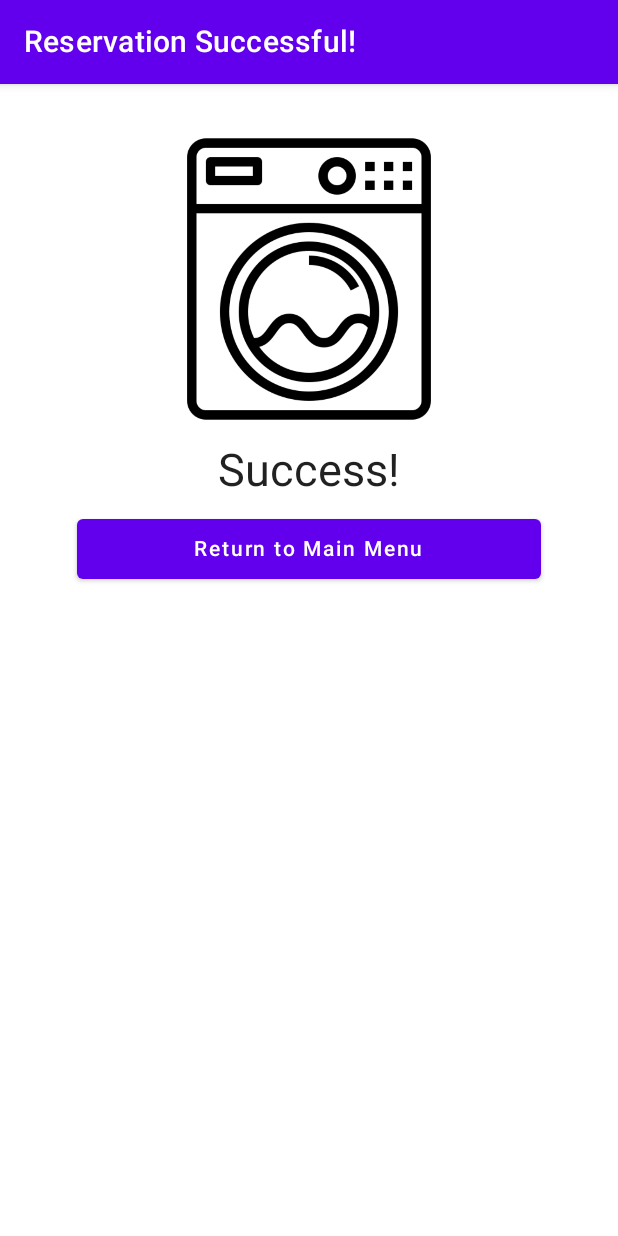
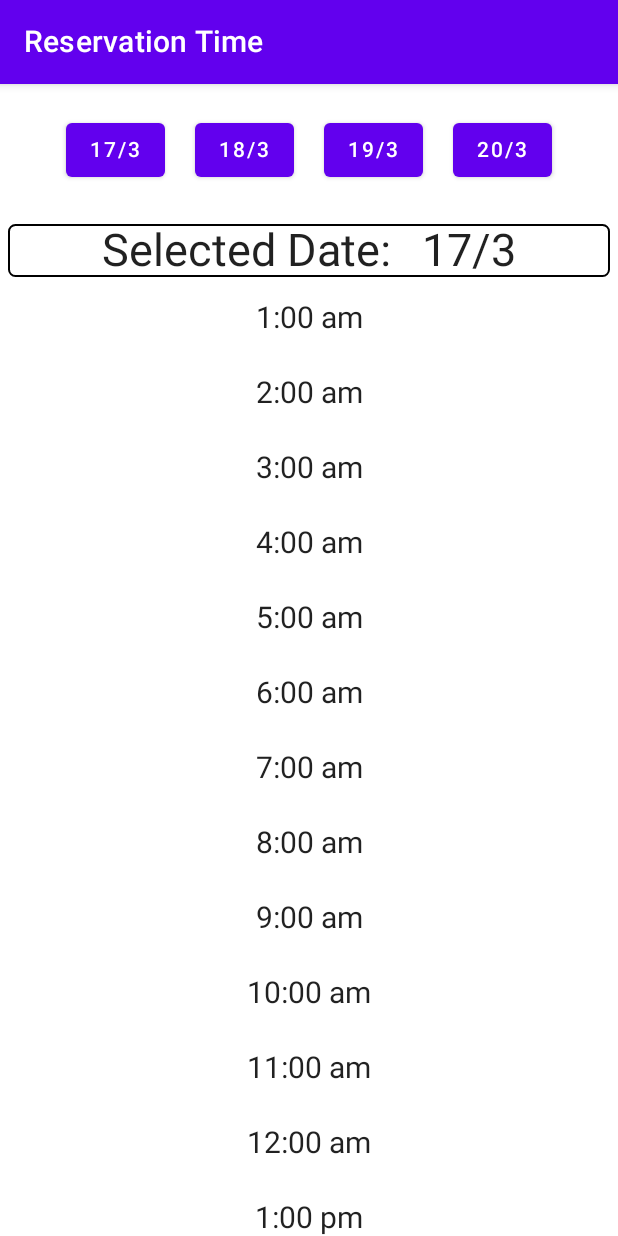
Before and after one commit to Gale6/Laundr-o-matic, an Android app built with Jetpack Compose: the ReservationTimeScreen screen opened through its navigation route, on a phone screen of 412 x 824 dp. Run offline under Robolectric (Android 15) with nearby library versions, the phone set to English and light mode, and no system bars.

Commit message:
Added Reservation Manager with supporting classes and included functionality with the ReservationTimeScreen

```diff
--- a/app/src/main/java/com/revature/laundr_o_matic/Dryer.kt
+++ /dev/null
@@ -1,4 +0,0 @@
-package com.revature.laundr_o_matic
-
-class Dryer(id:Int):AbstractMachine(id,nCost = 4.50f, nRunTime = 50, nLoadSize = 3) {
-}
--- a/app/src/main/java/com/revature/laundr_o_matic/MachineDetailsScreen.kt
+++ b/app/src/main/java/com/revature/laundr_o_matic/MachineDetailsScreen.kt
@@ -80,7 +80,7 @@ fun MachineDetailsScreen(navController: NavController)
             }
 
         }
-        Button(onClick = { navController.navigate(Screen.ReservationSuccessful.route) },
+        Button(onClick = { navController.navigate(Screen.ReservationTime.route) },
             modifier=Modifier.padding(10.dp)
                 .fillMaxWidth(.75f)
                 .height(50.dp)
--- a/app/src/main/java/com/revature/laundr_o_matic/ReservationTimeScreen.kt
+++ b/app/src/main/java/com/revature/laundr_o_matic/ReservationTimeScreen.kt
@@ -1,10 +1,5 @@
 package com.revature.laundr_o_matic
 
-import android.content.Context
-import android.content.Intent
-import android.os.Bundle
-import androidx.activity.ComponentActivity
-import androidx.activity.compose.setContent
 import androidx.compose.foundation.border
 import androidx.compose.foundation.clickable
 import androidx.compose.foundation.layout.*
@@ -12,124 +7,125 @@ import androidx.compose.foundation.lazy.LazyColumn
 import androidx.compose.foundation.lazy.rememberLazyListState
 import androidx.compose.foundation.shape.RoundedCornerShape
 import androidx.compose.material.*
-import androidx.compose.runtime.Composable
-import androidx.compose.runtime.MutableState
-import androidx.compose.runtime.mutableStateOf
-import androidx.compose.runtime.remember
+import androidx.compose.runtime.*
 import androidx.compose.ui.Alignment
 import androidx.compose.ui.Modifier
 import androidx.compose.ui.graphics.Color
-import androidx.compose.ui.platform.LocalContext
 import androidx.compose.ui.text.style.TextAlign
 import androidx.compose.ui.tooling.preview.Preview
 import androidx.compose.ui.unit.dp
 import androidx.compose.ui.unit.sp
 import androidx.navigation.NavController
 import androidx.navigation.compose.rememberNavController
-import com.revature.laundr_o_matic.ui.theme.LaundromaticTheme
-import java.text.SimpleDateFormat
-import java.util.*
+import com.revature.laundr_o_matic.model.DateSlot
+import com.revature.laundr_o_matic.model.ReservationManager
 
 @Composable
 fun ReservationTimeScreen(navController: NavController)
 {
-    val sdf = SimpleDateFormat("dd/M")
-    val currentDate = sdf.format(Date())
-    var selectedDate = remember { mutableStateOf(currentDate) }
+    //temporary create Reservation Manager, should come from ViewModel
+    val reservationMng = ReservationManager()
 
+    //Create a temp variable to hold our current selected date
+    var selectedDate:MutableState<DateSlot> = remember { mutableStateOf(reservationMng.mDays[0]) }
+
+    //Column to start our screen
     Column(modifier = Modifier.fillMaxWidth(),
-        horizontalAlignment = Alignment.CenterHorizontally)
-    {
+        horizontalAlignment = Alignment.CenterHorizontally) {
+
+        //Top bar of screen
         TopAppBar(title = { Text("Reservation Time") })
-        selectedDate = dateSelection(select = selectedDate)
+
+        //Call our function that creates the Date Buttons
+        selectedDate = dateSelection(select = selectedDate, reservationMng)
+
+        //Display the currently selected date
         Box(modifier=Modifier.fillMaxWidth())
         {
             Text(
-                "Selected Date: \t${selectedDate.value}", modifier = Modifier
+                "Selected Date: \t${selectedDate.value.sDate}", modifier = Modifier
                     .padding(5.dp)
                     .fillMaxWidth()
                     .border(1.dp, Color.Black, RoundedCornerShape(5.dp)), fontSize = 30.sp, textAlign = TextAlign.Center
             )
         }
-        TimeList(navController,time = selectedDate)
+        //Display our LazyColumn of times for the selected date
+        TimeList(navController,selectedDate)
 
     }
 
 }
 @Composable
-fun dateSelection( select: MutableState<String>): MutableState<String>
+fun dateSelection( select: MutableState<DateSlot>, reservationMng:ReservationManager): MutableState<DateSlot>
 {
-    val MILLIS_IN_A_DAY:Long = 1000 * 60 * 60 * 24;
-
-    val sdf = SimpleDateFormat("dd/M")
-    val currentDate = Date()
-    var dateRange = ArrayList<String>()
+    //Store our passed in date for use
     var selectedDate = select
 
-    for(i in 0..3){
-        var displayDate = sdf.format((currentDate.time+(MILLIS_IN_A_DAY*i)))
-        dateRange.add(displayDate)
-    }
-
+    //Row for the Different Date Buttons
     Row(modifier = Modifier
         .padding(10.dp)){
-        for(item in dateRange)
+
+        //for each day our reservation manager holds
+        for(item in reservationMng.mDays)
         {
+
+            //Button for the day
             Button(onClick = {
+
+                //On clicking a button, change our selected date to the new date
                 selectedDate.value = item
             },
                 modifier = Modifier.padding(10.dp),){
-                Text(item)
+
+                //Display the date in the button
+                Text(item.sDate)
             }
 
         }
 
     }
+    //Return our new date
     return selectedDate
 
 }
 @Composable
-fun TimeList(navController: NavController,time: MutableState<String>)
+fun TimeList(navController : NavController, date : MutableState<DateSlot>)
 {
-    var availableTimes = ArrayList<String>()
+    //var date = DateSlot("2/22")
 
-    availableTimes.add("6:00 am")
-    availableTimes.add("7:00 am")
-    availableTimes.add("8:00 am")
-    availableTimes.add("9:00 am")
-    availableTimes.add("10:00 am")
-    availableTimes.add("11:00 am")
-    availableTimes.add("12:00 pm")
-    availableTimes.add("1:00 pm")
-    availableTimes.add("2:00 pm")
-    availableTimes.add("3:00 pm")
-    availableTimes.add("4:00 pm")
-    availableTimes.add("5:00 pm")
-    availableTimes.add("6:00 pm")
-    availableTimes.add("7:00 pm")
-    availableTimes.add("8:00 pm")
-    availableTimes.add("9:00 pm")
+    //var ctx = LocalContext.current
 
-    var ctx = LocalContext.current
+    //Create a state for the lazy column
     var state = rememberLazyListState()
+
+    //Create our lazy column
     LazyColumn(state = state, modifier = Modifier.fillMaxSize()){
-        items(availableTimes.size){
+
+        items(date.value.getHours().size){
+
+            //Create our rows in the column
             Row(modifier = Modifier
                 .fillMaxWidth()
                 .height(50.dp)
                 .clickable {
                 }) {
-                navController.navigate(Screen.ReservationSuccessful.route)
 
-                Text(text = availableTimes[it],
+                //When clicked, change screen
+                //navController.navigate(Screen.ReservationSuccessful.route)
+
+                //Display the time
+                Text(text = date.value.getHour(it+1).sHour,
                     modifier = Modifier
                         .fillMaxWidth()
                         .padding(10.dp)
                         .fillMaxHeight(),
                     fontSize = 20.sp,
                     textAlign = TextAlign.Center)
+
+                //Add a bar to divide
+                Divider(color = Color.Gray)
             }
-            Divider(color = Color.Gray)
+
         }
     }
 }
--- a/app/src/main/java/com/revature/laundr_o_matic/AbstractMachine.kt
+++ b/app/src/main/java/com/revature/laundr_o_matic/model/AbstractMachine.kt
@@ -1,4 +1,4 @@
-package com.revature.laundr_o_matic
+package com.revature.laundr_o_matic.model
 
 abstract class AbstractMachine(val id:Int,
                                var nCost:Float=5.00f,
--- /dev/null
+++ b/app/src/main/java/com/revature/laundr_o_matic/model/DateSlot.kt
@@ -0,0 +1,39 @@
+package com.revature.laundr_o_matic.model
+
+import kotlin.collections.ArrayList
+
+class DateSlot(var sDate: String ) {
+
+    /*
+        Hold a list of TimeSlot hours
+        Each hour is indexed at its 24hour format time -1
+        i.e. 2 pm would be at index 13
+    */
+    private var mHours = ArrayList<TimeSlot>()
+
+    init{
+
+        //go through each hour and assign to the TimeSlot
+        for (i in 1..24) {
+            var sAmPm = if(i<13) "am" else "pm"
+            var nTime = i
+            if (nTime >12) nTime-=12
+                mHours.add(TimeSlot("$nTime:00 $sAmPm"))
+        }
+    }
+
+    //Get a specific TimeSlot hour
+    //Pass the hour you want in 24hour format
+    fun getHour(hour:Int): TimeSlot = mHours[hour-1]
+
+    fun addReservation(hour:Int,machineID:Int){
+        mHours[hour-1].addReservation(machineID)
+    }
+    fun removeReservation(hour:Int,machineID:Int){
+        mHours[hour-1].removeReservation(machineID)
+    }
+    fun getHours():ArrayList<TimeSlot> = mHours
+    fun getReservations(hour:Int):ArrayList<Int> = mHours[hour-1].getReservations()
+    fun checkReservation(hour:Int,machineID: Int):Boolean = mHours[hour-1].checkReservation(machineID)
+
+}
--- /dev/null
+++ b/app/src/main/java/com/revature/laundr_o_matic/model/Dryer.kt
@@ -0,0 +1,4 @@
+package com.revature.laundr_o_matic.model
+
+class Dryer(id:Int): AbstractMachine(id,nCost = 4.50f, nRunTime = 50, nLoadSize = 3) {
+}
--- /dev/null
+++ b/app/src/main/java/com/revature/laundr_o_matic/model/ReservationManager.kt
@@ -0,0 +1,31 @@
+package com.revature.laundr_o_matic.model
+
+import com.revature.laundr_o_matic.model.DateSlot
+import java.text.SimpleDateFormat
+import java.util.*
+
+class ReservationManager() {
+
+    //Days are stored in a day/month format
+    private val dateFormat = SimpleDateFormat("dd/M")
+    var mDays = ArrayList<DateSlot>()
+
+    init{
+        //capture the date/time in a temporary val
+        val currentDate = Date()
+
+        //add 4 days to our mDays list, adding 1 day for each iteration
+        for (i in 0..3) {
+            var sDate = dateFormat.format(currentDate.getTime() + ((1000 * 60 * 60 * 24)*i))
+            mDays.add(DateSlot(sDate = sDate))
+        }
+
+    }
+
+    fun addReservation(nDay:Int,nHour:Int,machineID:Int){
+        mDays[nDay-1].addReservation(nHour, machineID)
+    }
+    fun removeReservation(nDay:Int,nHour:Int,machineID:Int){
+        mDays[nDay-1].removeReservation(nHour, machineID)
+    }
+}
--- /dev/null
+++ b/app/src/main/java/com/revature/laundr_o_matic/model/TimeSlot.kt
@@ -0,0 +1,19 @@
+package com.revature.laundr_o_matic.model
+
+data class TimeSlot(val sHour:String,
+                    private var machineReservations: ArrayList<Int> = ArrayList<Int>()) {
+
+    //get all reservations of this time
+    fun getReservations():ArrayList<Int> = machineReservations
+
+    //Remove the machine id from the reservation list
+    fun removeReservation(machineID: Int)=machineReservations.remove(machineID)
+
+    //Adds the machine id to the current reservation list
+    fun addReservation(machineID: Int) {
+        if(!machineReservations.contains(machineID)) machineReservations.add(machineID)
+    }
+
+    //Checks if the machine id has a reservation for this timeslot
+    fun checkReservation(machineID:Int):Boolean = machineReservations.contains(machineID)
+}
--- a/app/src/main/java/com/revature/laundr_o_matic/Washer.kt
+++ b/app/src/main/java/com/revature/laundr_o_matic/model/Washer.kt
@@ -1,4 +1,4 @@
-package com.revature.laundr_o_matic
+package com.revature.laundr_o_matic.model
 
 class Washer(id:Int): AbstractMachine(id) {
 }
```
Also changed, not shown: app/src/main/java/com/revature/laundr_o_matic/model/MachineManager.kt (renamed from app/src/main/java/com/revature/laundr_o_matic/MachineManager.kt, +6 -6 lines).
